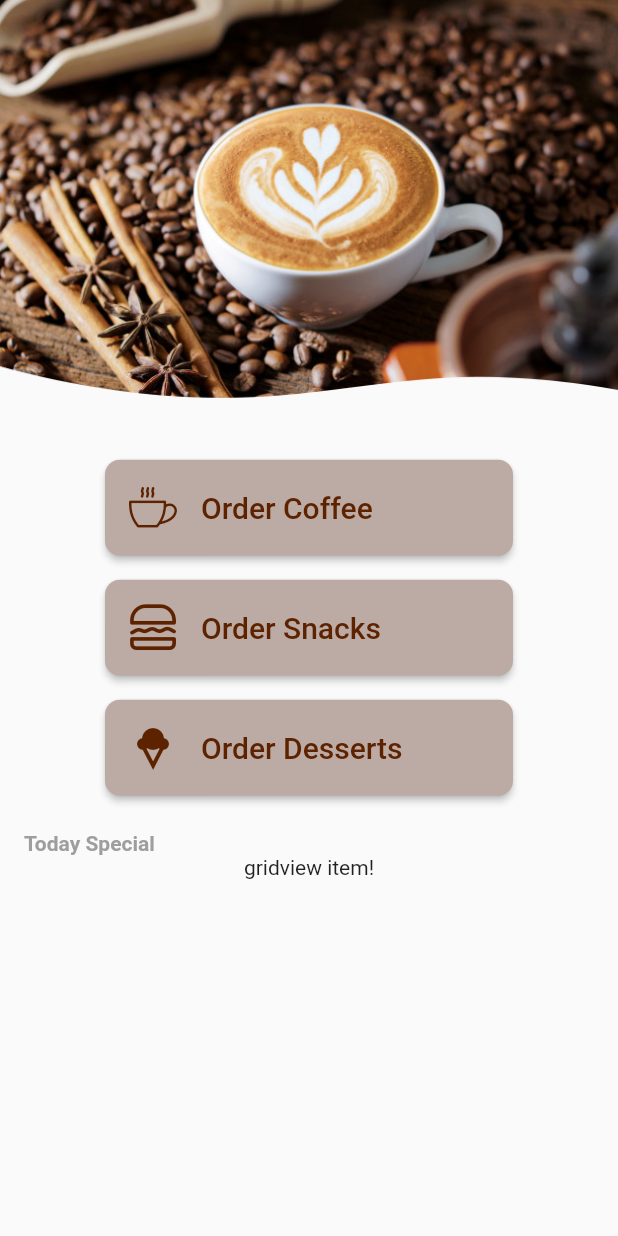
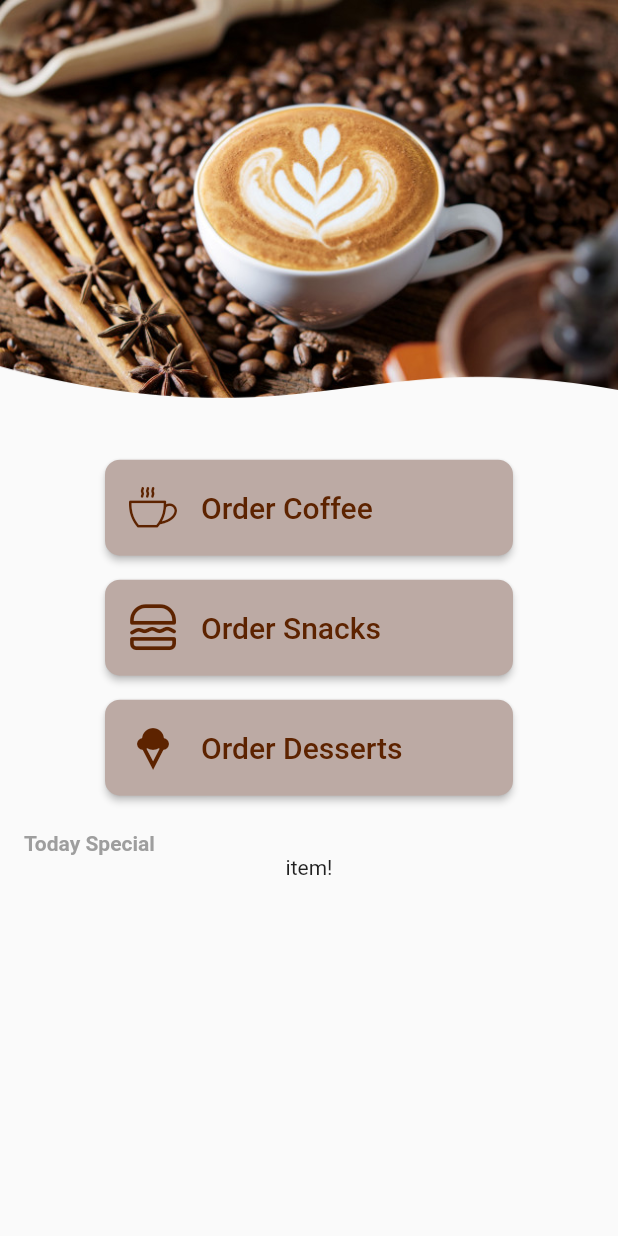
Before and after one commit to SithumDilanga/Coffee-Shop-App, a Flutter app: the screen it shows once a user with an empty profile is signed in, on a phone screen of 412 x 824 dp. Run offline on Flutter 3.47's test engine with Material 2 defaults, Android fonts, the phone set to English and light mode, and no system bars; our stand-ins replace firebase_auth, firebase_core, flutter_spinkit, fluttertoast, hexcolor; accounts and stored records are empty.

Commit message:
name change test

```diff
--- a/lib/home/gridview.dart
+++ b/lib/home/gridview.dart
@@ -16,7 +16,7 @@ class _TodaySpecialGridState extends State<TodaySpecialGrid> {
     final double itemHeight = (size.height - kToolbarHeight - 24) / 2;
     final double itemWidth = size.width / 2;
 
-    return Text('gridview item!');/*GridView.builder(
+    return Text('item!');/*GridView.builder(
       physics: NeverScrollableScrollPhysics(),
       shrinkWrap: true,
       itemCount: 8,
```
